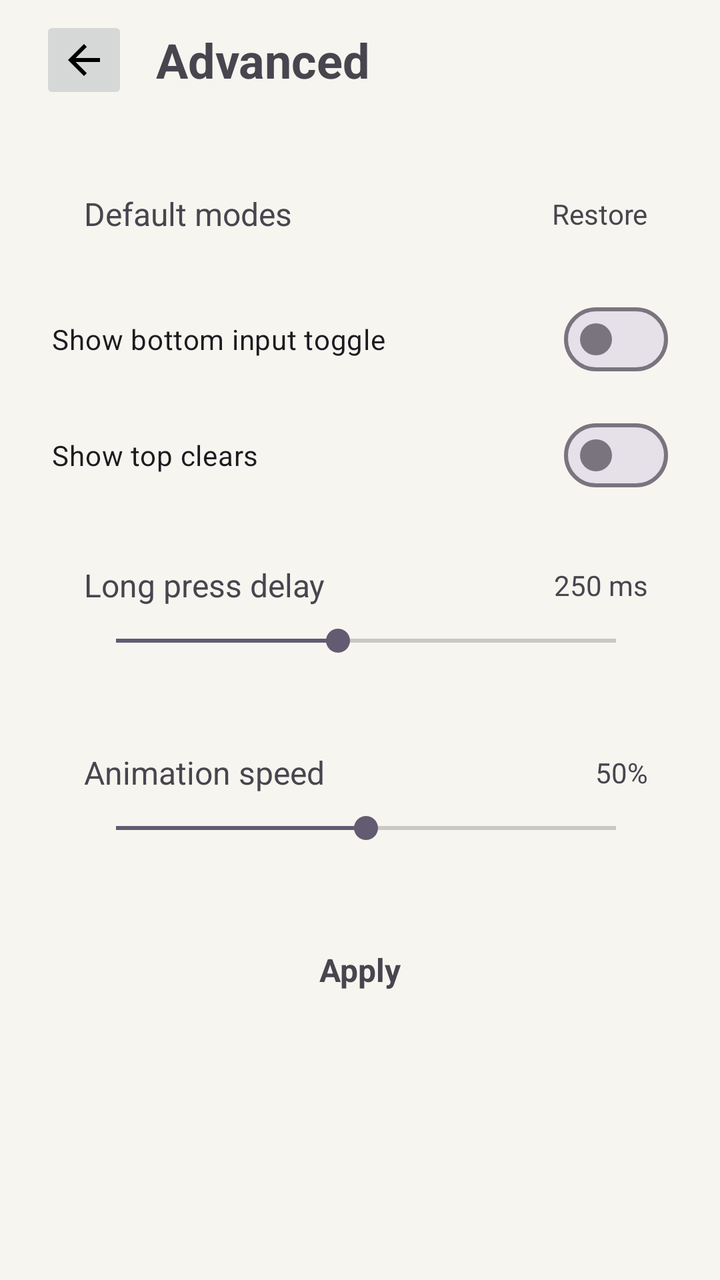
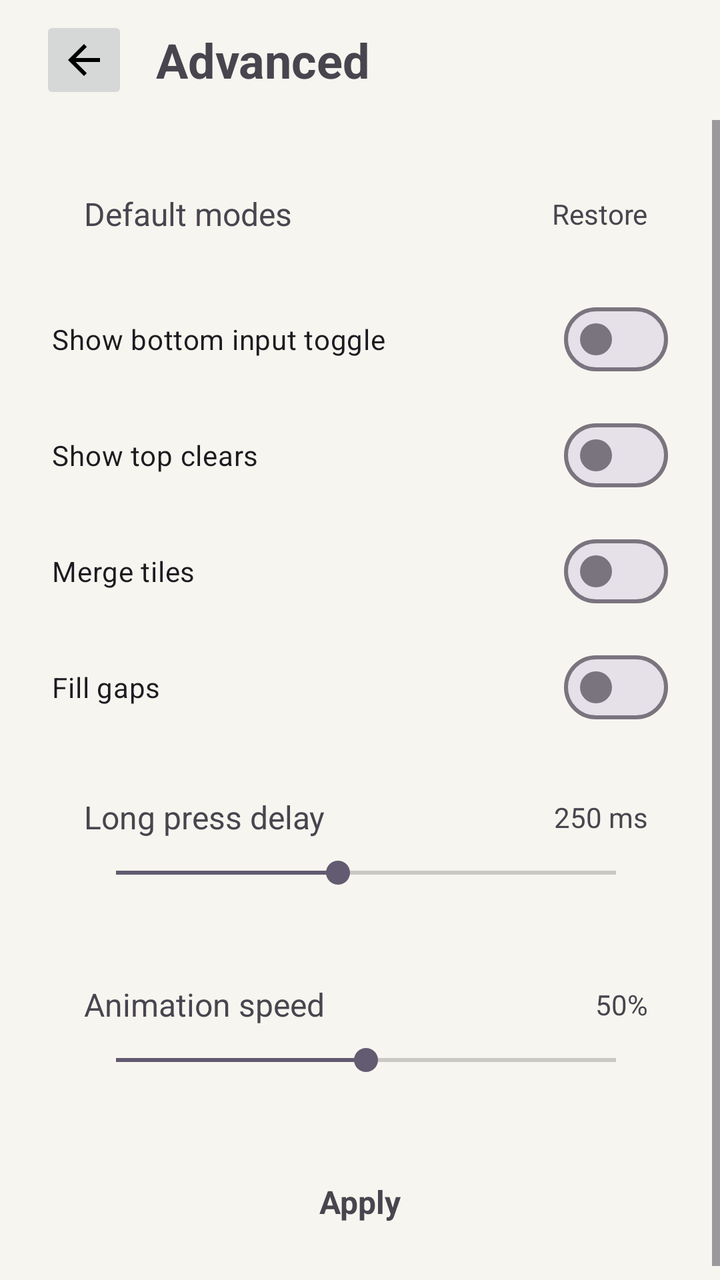

Two renders of the same Android screen: before a commit and after it. Below are the layout's source before the change and the commit's diff.
<!-- AndroidManifest.xml: application theme Theme.Minesweeper -->
<!-- res/layout/activity_advanced_settings.xml -->
<?xml version="1.0" encoding="utf-8"?>
<LinearLayout xmlns:android="http://schemas.android.com/apk/res/android"
    android:layout_width="match_parent"
    android:layout_height="match_parent"
    android:orientation="vertical">

    <LinearLayout
        android:id="@+id/topBar"
        android:layout_width="match_parent"
        android:layout_height="wrap_content"
        android:gravity="center_vertical"
        android:orientation="horizontal"
        android:paddingStart="20dp"
        android:paddingTop="8dp"
        android:paddingEnd="20dp"
        android:paddingBottom="8dp">

        <ImageButton
            android:id="@+id/backButton"
            android:layout_width="44dp"
            android:layout_height="44dp"
            android:src="@drawable/ic_arrow_back_material" />

        <TextView
            android:id="@+id/titleText"
            android:layout_width="0dp"
            android:layout_height="wrap_content"
            android:layout_marginStart="14dp"
            android:layout_weight="1"
            android:text="@string/advanced"
            android:textSize="24sp"
            android:textStyle="bold" />
    </LinearLayout>

    <ScrollView
        android:layout_width="match_parent"
        android:layout_height="0dp"
        android:layout_weight="1">

        <LinearLayout
            android:id="@+id/content"
            android:layout_width="match_parent"
            android:layout_height="wrap_content"
            android:orientation="vertical"
            android:padding="20dp">

            <LinearLayout
                android:id="@+id/restoreModesButton"
                android:layout_width="match_parent"
                android:layout_height="wrap_content"
                android:gravity="center_vertical"
                android:orientation="horizontal"
                android:paddingStart="22dp"
                android:paddingTop="16dp"
                android:paddingEnd="16dp"
                android:paddingBottom="16dp">

                <TextView
                    android:id="@+id/restoreModesLabel"
                    android:layout_width="0dp"
                    android:layout_height="wrap_content"
                    android:layout_weight="1"
                    android:text="@string/default_modes"
                    android:textSize="16sp" />

                <TextView
                    android:id="@+id/restoreModesValue"
                    android:layout_width="wrap_content"
                    android:layout_height="wrap_content"
                    android:text="@string/restore"
                    android:textSize="14sp" />
            </LinearLayout>

            <com.google.android.material.materialswitch.MaterialSwitch
                android:id="@+id/showBottomToggle"
                android:layout_width="match_parent"
                android:layout_height="wrap_content"
                android:layout_marginTop="12dp"
                android:paddingStart="6dp"
                android:paddingEnd="6dp"
                android:switchPadding="14dp"
                android:text="@string/show_bottom_toggle" />

            <com.google.android.material.materialswitch.MaterialSwitch
                android:id="@+id/showTopClears"
                android:layout_width="match_parent"
                android:layout_height="wrap_content"
                android:layout_marginTop="10dp"
                android:paddingStart="6dp"
                android:paddingEnd="6dp"
                android:switchPadding="14dp"
                android:text="@string/show_top_clears" />

            <LinearLayout
                android:id="@+id/longPressRow"
                android:layout_width="match_parent"
                android:layout_height="wrap_content"
                android:layout_marginTop="14dp"
                android:orientation="vertical"
                android:paddingStart="22dp"
                android:paddingTop="16dp"
                android:paddingEnd="16dp"
                android:paddingBottom="16dp">

                <LinearLayout
                    android:layout_width="match_parent"
                    android:layout_height="wrap_content"
                    android:gravity="center_vertical"
                    android:orientation="horizontal">

                    <TextView
                        android:id="@+id/longPressLabel"
                        android:layout_width="0dp"
                        android:layout_height="wrap_content"
                        android:layout_weight="1"
                        android:text="@string/long_press_delay"
                        android:textSize="16sp" />

                    <TextView
                        android:id="@+id/longPressValue"
                        android:layout_width="wrap_content"
                        android:layout_height="wrap_content"
                        android:text="250 ms"
                        android:textSize="14sp" />
                </LinearLayout>

                <SeekBar
                    android:id="@+id/longPressSeekBar"
                    android:layout_width="match_parent"
                    android:layout_height="wrap_content"
                    android:layout_marginTop="8dp"
                    android:max="9"
                    android:progress="4" />
            </LinearLayout>

            <LinearLayout
                android:id="@+id/animationSpeedRow"
                android:layout_width="match_parent"
                android:layout_height="wrap_content"
                android:layout_marginTop="14dp"
                android:orientation="vertical"
                android:paddingStart="22dp"
                android:paddingTop="16dp"
                android:paddingEnd="16dp"
                android:paddingBottom="16dp">

                <LinearLayout
                    android:layout_width="match_parent"
                    android:layout_height="wrap_content"
                    android:gravity="center_vertical"
                    android:orientation="horizontal">

                    <TextView
                        android:id="@+id/animationSpeedLabel"
                        android:layout_width="0dp"
                        android:layout_height="wrap_content"
                        android:layout_weight="1"
                        android:text="@string/animation_speed"
                        android:textSize="16sp" />

                    <TextView
                        android:id="@+id/animationSpeedValue"
                        android:layout_width="wrap_content"
                        android:layout_height="wrap_content"
                        android:text="50%"
                        android:textSize="14sp" />
                </LinearLayout>

                <SeekBar
                    android:id="@+id/animationSpeedSeekBar"
                    android:layout_width="match_parent"
                    android:layout_height="wrap_content"
                    android:layout_marginTop="8dp"
                    android:max="100"
                    android:progress="50" />
            </LinearLayout>

            <TextView
                android:id="@+id/applyButton"
                android:layout_width="match_parent"
                android:layout_height="52dp"
                android:layout_marginTop="20dp"
                android:gravity="center"
                android:text="@string/apply"
                android:textSize="16sp"
                android:textStyle="bold" />
        </LinearLayout>
    </ScrollView>

</LinearLayout>
<!-- resources referenced by this layout -->
<resources>
  <!-- drawable ic_arrow_back_material (drawable) -->
  <?xml version="1.0" encoding="utf-8"?>
  <vector xmlns:android="http://schemas.android.com/apk/res/android"
      android:width="24dp"
      android:height="24dp"
      android:viewportWidth="24"
      android:viewportHeight="24">
      <path
          android:fillColor="#FF000000"
          android:pathData="M20,11H7.83l5.59,-5.59L12,4l-8,8l8,8l1.41,-1.41L7.83,13H20z" />
  </vector>
  <string name="advanced">Advanced</string>
  <string name="animation_speed">Animation speed</string>
  <string name="apply">Apply</string>
  <string name="default_modes">Default modes</string>
  <string name="long_press_delay">Long press delay</string>
  <string name="restore">Restore</string>
  <string name="show_bottom_toggle">Show bottom input toggle</string>
  <string name="show_top_clears">Show top clears</string>
  <style name="Theme.Minesweeper" parent="Theme.Material3.Light.NoActionBar">
          <item name="android:windowBackground">@color/app_background</item>
          <item name="android:statusBarColor">@color/app_background</item>
          <item name="android:navigationBarColor">@color/app_background</item>
          <item name="android:windowLightStatusBar">true</item>
          <item name="android:windowLightNavigationBar">true</item>
          <item name="android:fontFamily">sans-serif</item>
          <item name="colorPrimary">@color/accent</item>
          <item name="colorSurface">@color/panel</item>
          <item name="android:windowAnimationStyle">@null</item>
          <item name="materialAlertDialogTheme">@style/Minesweeper.Dialog</item>
      </style>
  <color name="app_background">#F7F5EF</color>
  <color name="accent">#7CA7C7</color>
  <color name="panel">#EFEBE2</color>
  <style name="Minesweeper.Dialog" parent="ThemeOverlay.Material3.MaterialAlertDialog">
          <item name="backgroundTint">@color/panel</item>
      </style>
</resources>

<!-- the commit's change to res/layout/activity_advanced_settings.xml (unified diff, before → after) -->
@@ -91,6 +91,26 @@
                 android:switchPadding="14dp"
                 android:text="@string/show_top_clears" />
 
+            <com.google.android.material.materialswitch.MaterialSwitch
+                android:id="@+id/mergeTiles"
+                android:layout_width="match_parent"
+                android:layout_height="wrap_content"
+                android:layout_marginTop="10dp"
+                android:paddingStart="6dp"
+                android:paddingEnd="6dp"
+                android:switchPadding="14dp"
+                android:text="@string/merge_tiles" />
+
+            <com.google.android.material.materialswitch.MaterialSwitch
+                android:id="@+id/fillGaps"
+                android:layout_width="match_parent"
+                android:layout_height="wrap_content"
+                android:layout_marginTop="10dp"
+                android:paddingStart="6dp"
+                android:paddingEnd="6dp"
+                android:switchPadding="14dp"
+                android:text="@string/fill_gaps" />
+
             <LinearLayout
                 android:id="@+id/longPressRow"
                 android:layout_width="match_parent"
<!-- resource entries referenced after the edit -->
@@ -15,7 +15,9 @@
   <string name="animation_speed">Animation speed</string>
   <string name="apply">Apply</string>
   <string name="default_modes">Default modes</string>
+  <string name="fill_gaps">Fill gaps</string>
   <string name="long_press_delay">Long press delay</string>
+  <string name="merge_tiles">Merge tiles</string>
   <string name="restore">Restore</string>
   <string name="show_bottom_toggle">Show bottom input toggle</string>
   <string name="show_top_clears">Show top clears</string>
